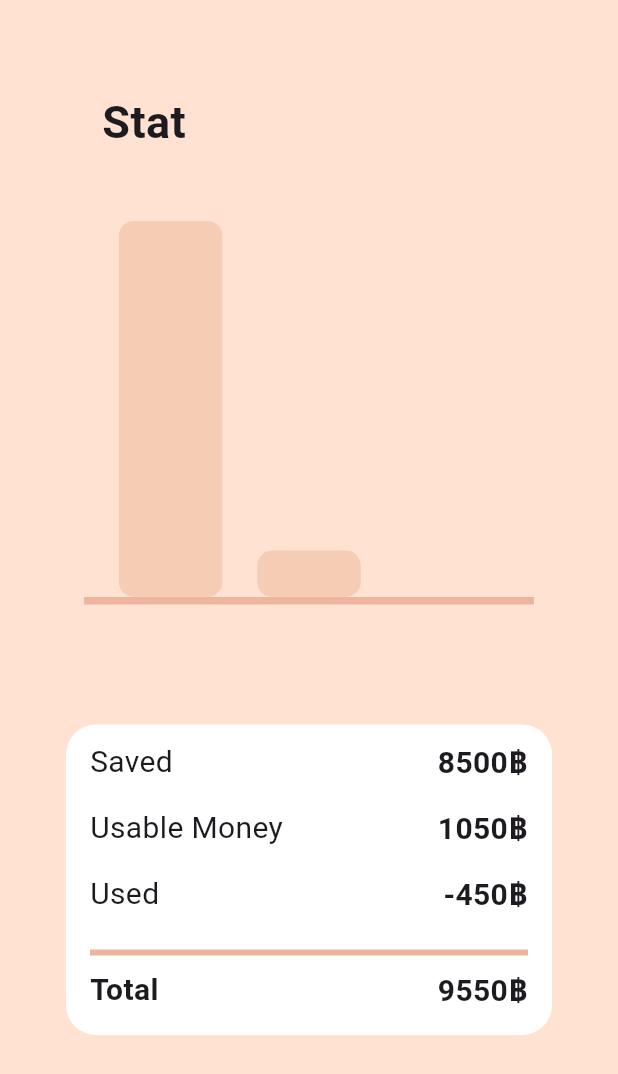
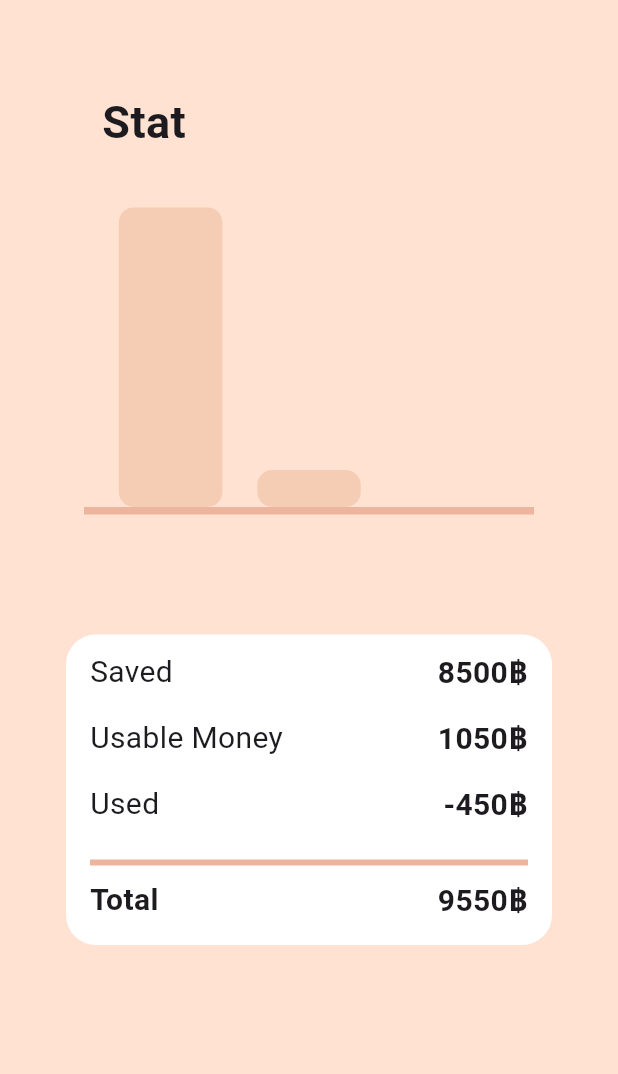
Before and after one commit to JAKEYSLINKY/CoinyApp, a Flutter app: the stat screen opened directly, on a phone screen of 412 x 824 dp. Shown: the top 1074 px of the screen. Run offline on Flutter 3.47's test engine with Material 3 defaults, Android fonts, the phone set to English and light mode, and no system bars; drawn by our look-alikes of fl_chart.

Commit message:
Update non-used

```diff
--- a/coiny_frontend/lib/barGraph/barData.dart
+++ b/coiny_frontend/lib/barGraph/barData.dart
@@ -1,3 +1,5 @@
+// ignore_for_file: non_constant_identifier_names
+
 import 'package:coiny_frontend/barGraph/individualBar.dart';
 
 class BarData {
--- a/coiny_frontend/lib/barGraph/bar_Graph.dart
+++ b/coiny_frontend/lib/barGraph/bar_Graph.dart
@@ -18,16 +18,16 @@ class MyBarGraph extends StatelessWidget {
     return BarChart(BarChartData(
       maxY: financial[0] + financial[1] - financial[2],
       minY: 0,
-      gridData: FlGridData(show: false),
+      gridData: const FlGridData(show: false),
       borderData: FlBorderData(
         show: true,
-        border: Border(
+        border: const Border(
             bottom: BorderSide(
           color: Color(0xFFEDB59E),
           width: 5,
         )),
       ),
-      titlesData: FlTitlesData(
+      titlesData: const FlTitlesData(
           show: true,
           topTitles: AxisTitles(
             sideTitles: SideTitles(showTitles: false),
--- a/coiny_frontend/lib/main.dart
+++ b/coiny_frontend/lib/main.dart
@@ -17,8 +17,8 @@ class MyApp extends StatelessWidget {
   @override
   Widget build(BuildContext context) {
     return const MaterialApp(
-      // home: HomePage(),
-      home: GoalPage(),
+      debugShowCheckedModeBanner: false,
+      home: stat(),
     );
   }
 }
--- a/coiny_frontend/lib/pages/stat.dart
+++ b/coiny_frontend/lib/pages/stat.dart
@@ -1,10 +1,6 @@
-import 'dart:ffi';
-
+// ignore_for_file: non_constant_identifier_names, prefer_interpolation_to_compose_strings, camel_case_types
 import 'package:coiny_frontend/barGraph/bar_Graph.dart';
-import 'package:flutter/cupertino.dart';
 import 'package:flutter/material.dart';
-import 'package:flutter/widgets.dart';
-import 'package:charts_flutter/flutter.dart' as charts;
 
 class stat extends StatefulWidget {
   const stat({super.key});
@@ -26,8 +22,8 @@ class _statState extends State<stat> {
         body: Center(
           child: Column(
             children: [
-              Padding(
-                padding: const EdgeInsets.only(right: 220, top: 60),
+              const Padding(
+                padding: EdgeInsets.only(right: 220, top: 60),
                 child: Text(
                   'Stat',
                   style: TextStyle(
@@ -37,11 +33,11 @@ class _statState extends State<stat> {
                 ),
               ),
               SizedBox(
-                height: 300,
+                height: 240,
                 width: 300,
                 child: MyBarGraph(financial: financial),
               ),
-              SizedBox(height: 80),
+              const SizedBox(height: 80),
               StatInfo(
                 Saved: financial[0].toInt(),
                 UsableMoney: financial[1].toInt(),
@@ -53,6 +49,7 @@ class _statState extends State<stat> {
   }
 }
 
+// ignore: must_be_immutable
 class StatInfo extends StatelessWidget {
   int Saved;
   int UsableMoney;
@@ -75,17 +72,17 @@ class StatInfo extends StatelessWidget {
       ),
       child: Column(
         children: [
-          SizedBox(height: 10),
+          const SizedBox(height: 10),
           Padding(
             padding:
                 const EdgeInsets.only(bottom: 14.0, left: 16.0, right: 16.0),
             child: Row(
               mainAxisAlignment: MainAxisAlignment.spaceBetween,
               children: [
-                Text("Saved", style: TextStyle(fontSize: 20)),
+                const Text("Saved", style: TextStyle(fontSize: 20)),
                 Text(Saved.toString() + "฿",
-                    style:
-                        TextStyle(fontWeight: FontWeight.bold, fontSize: 20)),
+                    style: const TextStyle(
+                        fontWeight: FontWeight.bold, fontSize: 20)),
               ],
             ),
           ),
@@ -95,10 +92,10 @@ class StatInfo extends StatelessWidget {
             child: Row(
               mainAxisAlignment: MainAxisAlignment.spaceBetween,
               children: [
-                Text("Usable Money", style: TextStyle(fontSize: 20)),
+                const Text("Usable Money", style: TextStyle(fontSize: 20)),
                 Text(UsableMoney.toString() + "฿",
-                    style:
-                        TextStyle(fontWeight: FontWeight.bold, fontSize: 20)),
+                    style: const TextStyle(
+                        fontWeight: FontWeight.bold, fontSize: 20)),
               ],
             ),
           ),
@@ -108,15 +105,15 @@ class StatInfo extends StatelessWidget {
             child: Row(
               mainAxisAlignment: MainAxisAlignment.spaceBetween,
               children: [
-                Text("Used", style: TextStyle(fontSize: 20)),
+                const Text("Used", style: TextStyle(fontSize: 20)),
                 Text(Used.toString() + "฿",
-                    style:
-                        TextStyle(fontWeight: FontWeight.bold, fontSize: 20)),
+                    style: const TextStyle(
+                        fontWeight: FontWeight.bold, fontSize: 20)),
               ],
             ),
           ),
-          Divider(
-            color: const Color(0xFFEDB59E),
+          const Divider(
+            color: Color(0xFFEDB59E),
             height: 20,
             thickness: 4,
             indent: 16,
@@ -128,12 +125,12 @@ class StatInfo extends StatelessWidget {
             child: Row(
               mainAxisAlignment: MainAxisAlignment.spaceBetween,
               children: [
-                Text("Total",
+                const Text("Total",
                     style:
                         TextStyle(fontWeight: FontWeight.bold, fontSize: 20)),
                 Text((Saved + UsableMoney).toString() + "฿",
-                    style:
-                        TextStyle(fontWeight: FontWeight.bold, fontSize: 20)),
+                    style: const TextStyle(
+                        fontWeight: FontWeight.bold, fontSize: 20)),
               ],
             ),
           )
```
